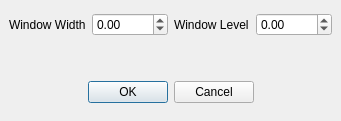
starviewer-medical/starviewer, file starviewer/src/interface/qcustomwindowleveldialogbase.ui: the form before one commit.
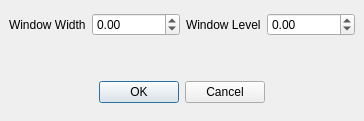
The form after the commit.

Commit message: ENH: S'ha millorat el tractament del window level des del combo box i del diàleg per escollir un a mida

Diff of the .ui file:
```diff
--- a/starviewer/src/interface/qcustomwindowleveldialogbase.ui
+++ b/starviewer/src/interface/qcustomwindowleveldialogbase.ui
@@ -51,10 +51,10 @@
        <item>
         <widget class="QDoubleSpinBox" name="m_windowSpinBox" >
          <property name="maximum" >
-          <double>5000</double>
+          <double>131070.000000000000000</double>
          </property>
          <property name="minimum" >
-          <double>-5000</double>
+          <double>-131070.000000000000000</double>
          </property>
         </widget>
        </item>
@@ -68,10 +68,10 @@
        <item>
         <widget class="QDoubleSpinBox" name="m_levelSpinBox" >
          <property name="maximum" >
-          <double>5000</double>
+          <double>131070.000000000000000</double>
          </property>
          <property name="minimum" >
-          <double>-5000</double>
+          <double>-131070.000000000000000</double>
          </property>
         </widget>
        </item>
```
Left out of the diff: 4 changed lines with no effect on the pictures. The commit also changes 2 other files.
